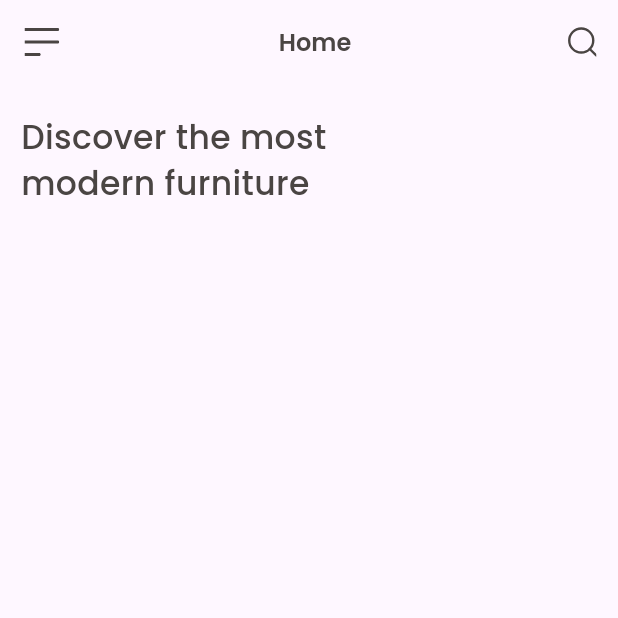
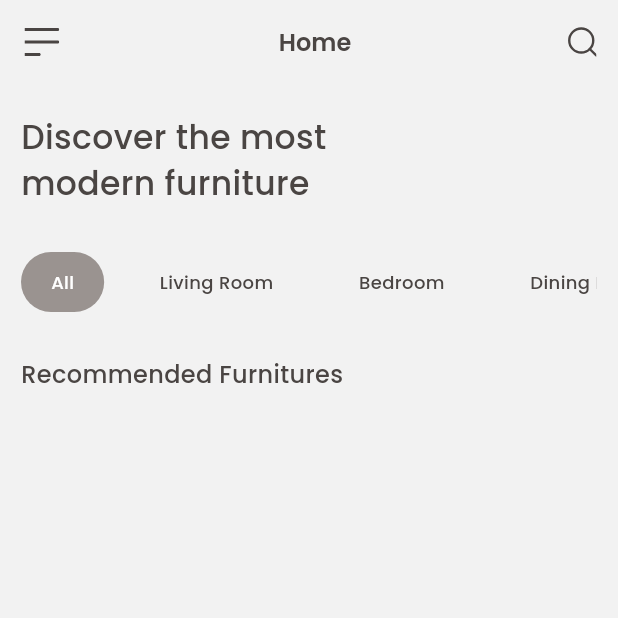
Before and after one commit to lukman-hakim-123/flutter-ui-figma, a Flutter app: the screen it shows after launch, on a phone screen of 412 x 824 dp, the top half of it. Run offline on Flutter 3.47's test engine with Material 3 defaults, Android fonts, the light colour scheme and no system bars; our stand-ins replace flutter_svg, google_fonts.

Commit message:
category

```diff
--- a/lib/features/home/pages/homepage.dart
+++ b/lib/features/home/pages/homepage.dart
@@ -1,3 +1,4 @@
+import 'package:figma_furniture/features/home/widgets/category_home.dart';
 import 'package:flutter/material.dart';
 import 'package:flutter_svg/flutter_svg.dart';
 import 'package:google_fonts/google_fonts.dart';
@@ -31,9 +32,11 @@ class MyHomePage extends StatelessWidget {
           ),
         ],
       ),
+      backgroundColor: const Color(0xFFF2F2F2),
       body: Padding(
         padding: EdgeInsets.symmetric(horizontal: 14.0),
         child: Column(
+          crossAxisAlignment: CrossAxisAlignment.start,
           children: [
             SizedBox(
               height: 20,
@@ -48,7 +51,22 @@ class MyHomePage extends StatelessWidget {
                         fontSize: 22,
                         color: Color(0xFF4A4543))),
               ),
-            )
+            ),
+            const SizedBox(height: 30),
+            SizedBox(
+              height: 40,
+              child: CategoryHome(),
+            ),
+            const SizedBox(height: 30),
+            Text(
+              "Recommended Furnitures",
+              style: GoogleFonts.poppins(
+                  textStyle: const TextStyle(
+                fontWeight: FontWeight.w500,
+                fontSize: 16,
+                color: Color(0xFF4A4543),
+              )),
+            ),
           ],
         ),
       ),
--- /dev/null
+++ b/lib/features/home/widgets/category_home.dart
@@ -0,0 +1,84 @@
+import 'package:flutter/material.dart';
+import 'package:google_fonts/google_fonts.dart';
+
+class CategoryHome extends StatefulWidget {
+  const CategoryHome({super.key});
+
+  @override
+  State<CategoryHome> createState() => _CategoryHomeState();
+}
+
+class _CategoryHomeState extends State<CategoryHome> {
+  final List<String> _category = [
+    'All',
+    'Living Room',
+    'Bedroom',
+    'Dining Room',
+    'Kitchen',
+  ];
+
+  int _selectedCategory = 0;
+
+  void _onTapCategory(int index) {
+    setState(() {
+      _selectedCategory = index;
+    });
+  }
+
+  @override
+  Widget build(BuildContext context) {
+    return ListView.builder(
+      scrollDirection: Axis.horizontal,
+      itemCount: _category.length,
+      itemBuilder: (context, index) {
+        return Padding(
+          padding: const EdgeInsets.only(right: 17),
+          child: InkWell(
+              onTap: () => _onTapCategory(index),
+              child: _selectedCategory == index
+                  ? CategoryItem(
+                      category: _category[index],
+                      backgroundColor: Color(0xFF9A9390),
+                      fontColor: Color(0xFFFFFFFF),
+                    )
+                  : CategoryItem(
+                      category: _category[index],
+                      backgroundColor: Colors.transparent,
+                      fontColor: Color(0xFF4A4543))),
+        );
+      },
+    );
+  }
+}
+
+class CategoryItem extends StatelessWidget {
+  const CategoryItem(
+      {super.key,
+      required this.category,
+      required this.backgroundColor,
+      required this.fontColor});
+
+  final String category;
+  final Color backgroundColor;
+  final Color fontColor;
+  @override
+  Widget build(BuildContext context) {
+    return Container(
+      padding: EdgeInsets.symmetric(horizontal: 20, vertical: 5),
+      decoration: BoxDecoration(
+        borderRadius: const BorderRadius.all(Radius.circular(20)),
+        color: backgroundColor,
+      ),
+      child: Center(
+          child: Text(
+        category,
+        style: GoogleFonts.poppins(
+            textStyle: TextStyle(
+          fontWeight: FontWeight.w500,
+          fontSize: 12,
+          color: fontColor,
+        )),
+      )),
+    );
+  }
+}
--- /dev/null
+++ b/lib/features/home/widgets/recommended_furniture_home.dart
@@ -0,0 +1,39 @@
+import 'package:flutter/material.dart';
+import 'package:google_fonts/google_fonts.dart';
+
+class RecommendedFurnituresHome extends StatelessWidget {
+  RecommendedFurnituresHome({super.key});
+
+  final List<Map<String, dynamic>> _furnitures = [
+       {
+      'name': 'Stylish Chair',
+      'price': 170,
+      'star': 4.8,
+      'image': 'assets/images/img_product_2.png',
+    },
+    {
+      'name': 'Modern Table',
+      'price': 75,
+      'star': 4.9,
+      'image': 'assets/images/img_product_3.png',
+    },
+    {
+      'name': 'Wooden Console',
+      'price': 240,
+      'star': 4.7,
+      'image': 'assets/images/img_product_4.png',
+    },
+    {
+      'name': 'Brown Armchair',
+      'price': 210,
+      'star': 4.9,
+      'image': 'assets/images/img_product_5.png',
+    },
+  ]
+  @override
+  Widget build(BuildContext context) {
+    return Column(
+      children: [],
+    );
+  }
+}
```
Also changed, not shown: pubspec.yaml (+6 -6 lines), assets/images/Brown_Armchair.png (renamed from assets/images/Brown Armchair.png), assets/images/Modern_Table.png (renamed from assets/images/Modern Table.png), assets/images/Stylish_Chair.png (renamed from assets/images/Stylish Chair.png), assets/images/Wooden_Coff.png (renamed from assets/images/Wooden Coff.png), assets/images/Wooden_Console.png (renamed from assets/images/Wooden Console.png), assets/images/star_yellow.png (renamed from assets/images/star yellow.png), lib/features/home/widgets/bottom_navigation_bar_home.dart (added).
